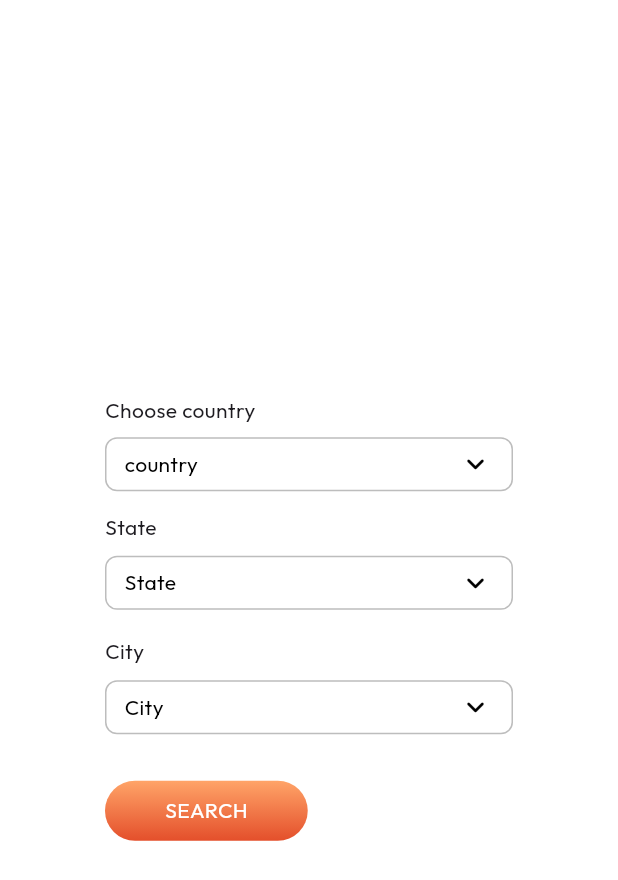
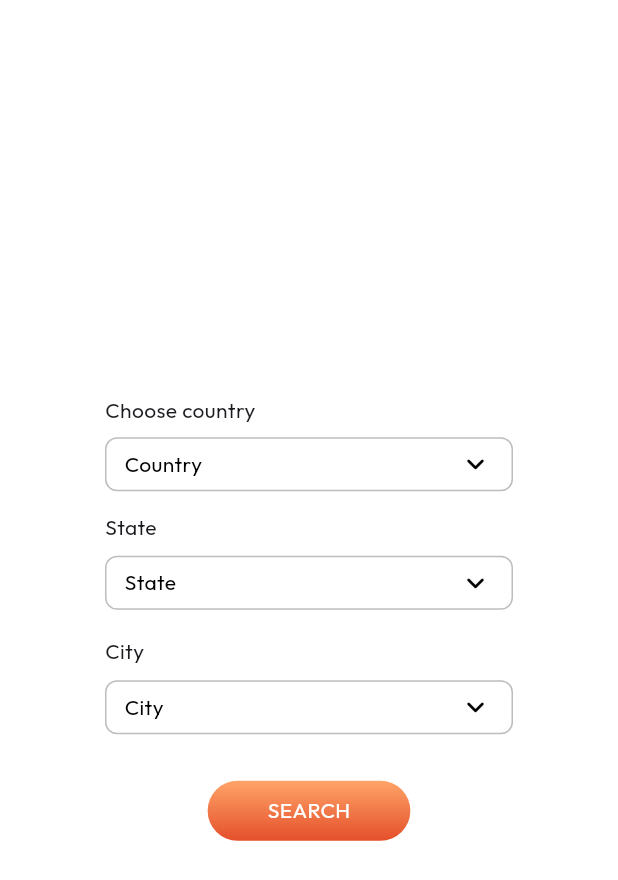
Before and after one commit to athul-9xtech/Google-maps-flutter, a Flutter app: the FilterBox widget shown alone on an empty page, opened directly, after a tap on "SEARCH", on a phone screen of 412 x 824 dp. Shown: the top 880 px of the screen. Run offline on Flutter 3.47's test engine with Material 3 defaults, Android fonts, the phone set to English and light mode, and no system bars; our stand-ins replace country_picker, dio, flutter_rating_bar, geolocator, get, google_fonts and 2 more; missing offline and left inert: country_state_city.

Commit message:
bug fixes

```diff
--- a/lib/view/place_screen/widgets/filter_box.dart
+++ b/lib/view/place_screen/widgets/filter_box.dart
@@ -34,7 +34,7 @@ class _FilterBoxState extends State<FilterBox> {
           mainAxisAlignment: MainAxisAlignment.spaceBetween,
           children: [
             Text(
-              cscController.selectedCountry ?? 'country',
+              cscController.selectedCountry ?? 'Country',
               style: TextStyle(
                 color: cscController.selectedCountry != null
                     ? AppColors().primaryOrange
@@ -152,7 +152,7 @@ class _FilterBoxState extends State<FilterBox> {
     if (cscController.selectedCountry != null ||
         cscController.state != null ||
         cscController.city != null) {
-      Get.back(); // close filter pop up
+      Navigator.pop(context); // close filter pop up
 
       await placeController.findPlaces(
         'Gurudwara',
@@ -196,7 +196,7 @@ class _FilterBoxState extends State<FilterBox> {
                 const SizedBox(height: 25),
 
                 //* ::::::::::::: Search Button :::::::::::::
-                _buildSearchButton(),
+                Center(child: _buildSearchButton()),
               ],
             ),
           );
--- a/lib/view/place_screen/widgets/filter_dropdown_btn.dart
+++ b/lib/view/place_screen/widgets/filter_dropdown_btn.dart
@@ -91,7 +91,7 @@ class _FilterDropDownButtonState extends State<FilterDropDownButton> {
                   .map<PopupMenuEntry<csc.State>>((csc.State value) {
                   return PopupMenuItem<csc.State>(
                     value: value,
-                    padding: EdgeInsets.zero,
+                    //padding: EdgeInsets.zero,
                     child: ListTile(
                       dense: true,
                       title: Text(
```
Also changed, not shown: lib/view/place_screen/widgets/places_gridview.dart (+9 -4 lines).
